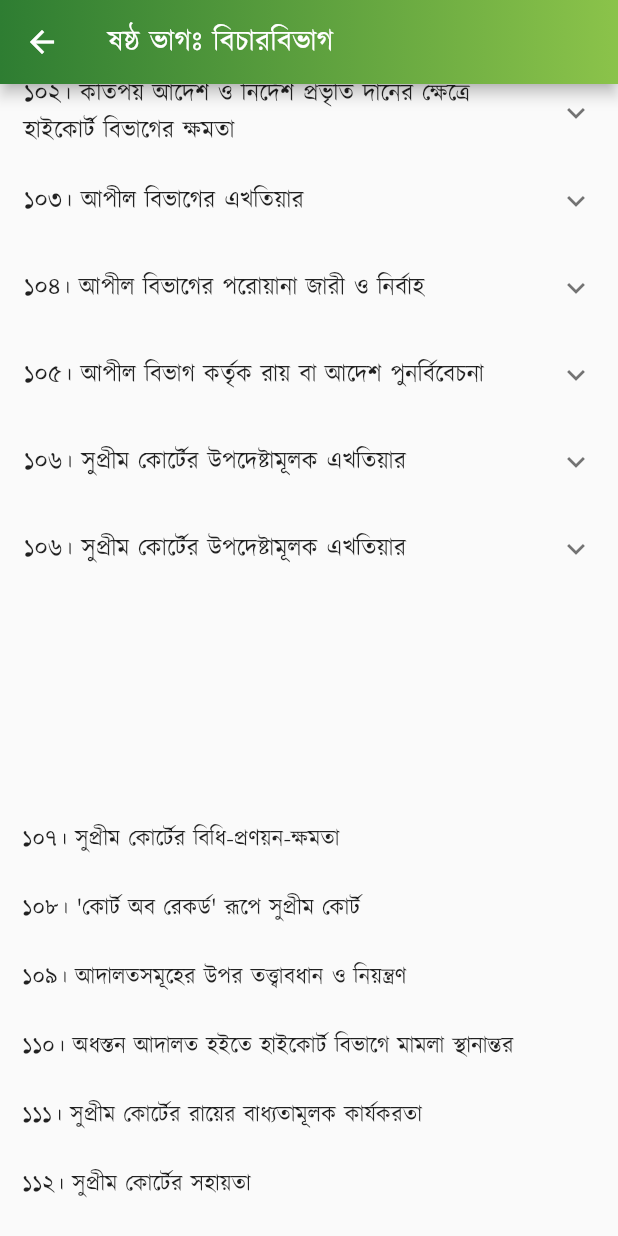
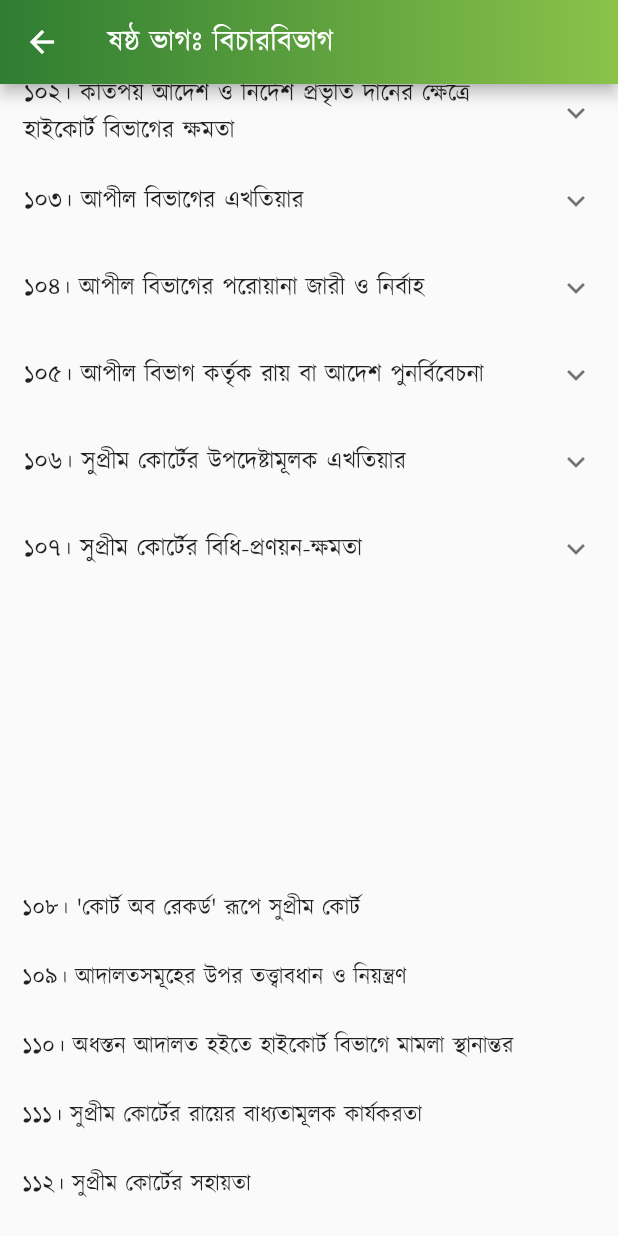
Before and after one commit to Azimul-Haque/flutter-onesignal, a Flutter app: the PartSix screen opened directly, scrolled down 576 dp, on a phone screen of 412 x 824 dp. Run offline on Flutter 3.47's test engine with Material 2 defaults, Android fonts, the phone set to English and light mode, and no system bars; our stand-ins replace fluttertoast, package_info_plus, percent_indicator, shared_preferences, sqflite; missing offline and left inert: blinking_text, flutter_share, onesignal_flutter, slide_popup_dialog; accounts and stored records are empty; network calls fail.

Commit message:
Commit Fri 04/29/2022 13:55:14.21 14593

```diff
--- a/lib/pages/constitution/part6.dart
+++ b/lib/pages/constitution/part6.dart
@@ -244,7 +244,7 @@ class PartSix extends StatelessWidget {
             ],
           ),
           ExpansionTile(
-            title: Text('১০৬। সুপ্রীম কোর্টের উপদেষ্টামূলক এখতিয়ার'),
+            title: Text('১০৭। সুপ্রীম কোর্টের বিধি-প্রণয়ন-ক্ষমতা'),
             children: <Widget>[
               ListTile(
                   title: Text(
@@ -257,7 +257,7 @@ class PartSix extends StatelessWidget {
             padding: EdgeInsets.all(15),
             child: Column(children: <Widget>[
               Text(
-                " \n\n \n\n \n\n১০৭। সুপ্রীম কোর্টের বিধি-প্রণয়ন-ক্ষমতা \n\n১০৮। 'কোর্ট অব রেকর্ড' রূপে সুপ্রীম কোর্ট \n\n১০৯। আদালতসমূহের উপর তত্ত্বাবধান ও নিয়ন্ত্রণ \n\n১১০। অধস্তন আদালত হইতে হাইকোর্ট বিভাগে মামলা স্থানান্তর \n\n১১১। সুপ্রীম কোর্টের রায়ের বাধ্যতামূলক কার্যকরতা \n\n১১২। সুপ্রীম কোর্টের সহায়তা \n\n১১৩। সুপ্রীম কোর্টের কর্মচারীগণ \n\n\n২য় পরিচ্ছেদঃ অধস্তন আদালত \n\n১১৪। অধস্তন আদালত-সমূহ প্রতিষ্ঠা \n\n১১৫। অধস্তন আদালতে নিয়োগ \n\n১১৬। অধস্তন আদালতসমূহের নিয়ন্ত্রণ ও শৃঙ্খলা \n\n১১৬ক। বিচারবিভাগীয় কর্মচারীগণ বিচারকার্য পালনের ক্ষেত্রে স্বাধীন \n\n\n৩য় পরিচ্ছেদঃ প্রশাসনিক ট্রাইব্যুনাল \n\n১১৭। প্রশাসনিক ট্রাইব্যুনালসমূহ \n\n\nষষ্ঠ ক ভাগ-জাতীয়দল [সংবিধান (পঞ্চদশ সংশোধন) আইন, ২০১১ (২০১১ সনের ১৪ নং আইন)-এর ৪১ ধারাবলে বিলুপ্ত।]",
+                " \n\n \n\n \n\n \n\n১০৮। 'কোর্ট অব রেকর্ড' রূপে সুপ্রীম কোর্ট \n\n১০৯। আদালতসমূহের উপর তত্ত্বাবধান ও নিয়ন্ত্রণ \n\n১১০। অধস্তন আদালত হইতে হাইকোর্ট বিভাগে মামলা স্থানান্তর \n\n১১১। সুপ্রীম কোর্টের রায়ের বাধ্যতামূলক কার্যকরতা \n\n১১২। সুপ্রীম কোর্টের সহায়তা \n\n১১৩। সুপ্রীম কোর্টের কর্মচারীগণ \n\n\n২য় পরিচ্ছেদঃ অধস্তন আদালত \n\n১১৪। অধস্তন আদালত-সমূহ প্রতিষ্ঠা \n\n১১৫। অধস্তন আদালতে নিয়োগ \n\n১১৬। অধস্তন আদালতসমূহের নিয়ন্ত্রণ ও শৃঙ্খলা \n\n১১৬ক। বিচারবিভাগীয় কর্মচারীগণ বিচারকার্য পালনের ক্ষেত্রে স্বাধীন \n\n\n৩য় পরিচ্ছেদঃ প্রশাসনিক ট্রাইব্যুনাল \n\n১১৭। প্রশাসনিক ট্রাইব্যুনালসমূহ \n\n\nষষ্ঠ ক ভাগ-জাতীয়দল [সংবিধান (পঞ্চদশ সংশোধন) আইন, ২০১১ (২০১১ সনের ১৪ নং আইন)-এর ৪১ ধারাবলে বিলুপ্ত।]",
                 style:
                     TextStyle(color: Colors.black87, fontSize: 15, height: 1.5),
                 textAlign: TextAlign.justify,
```
